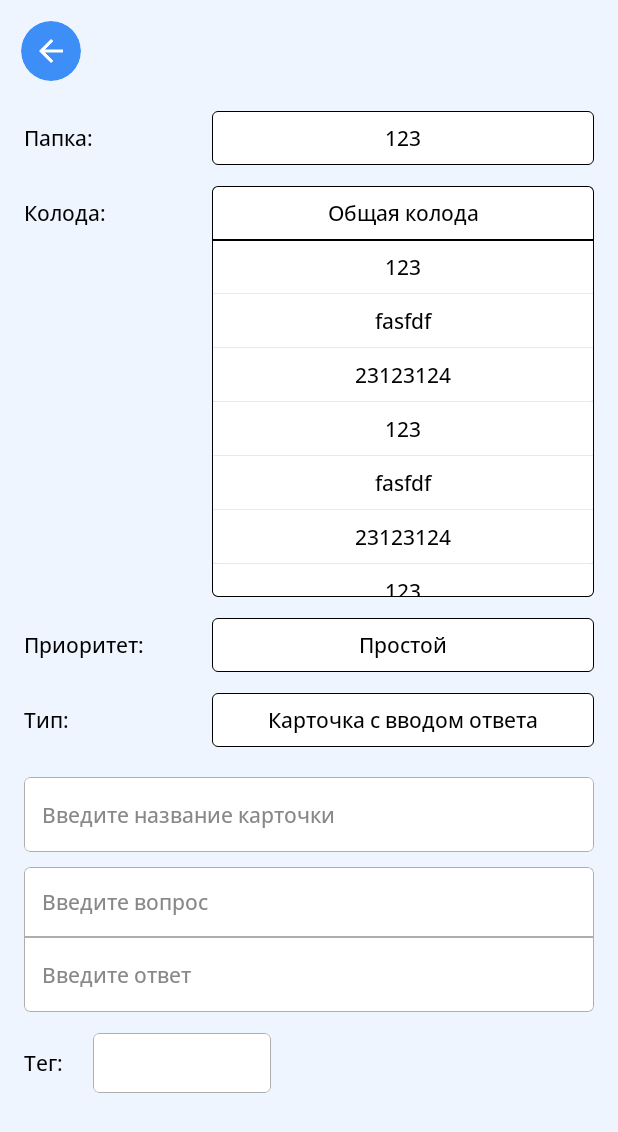
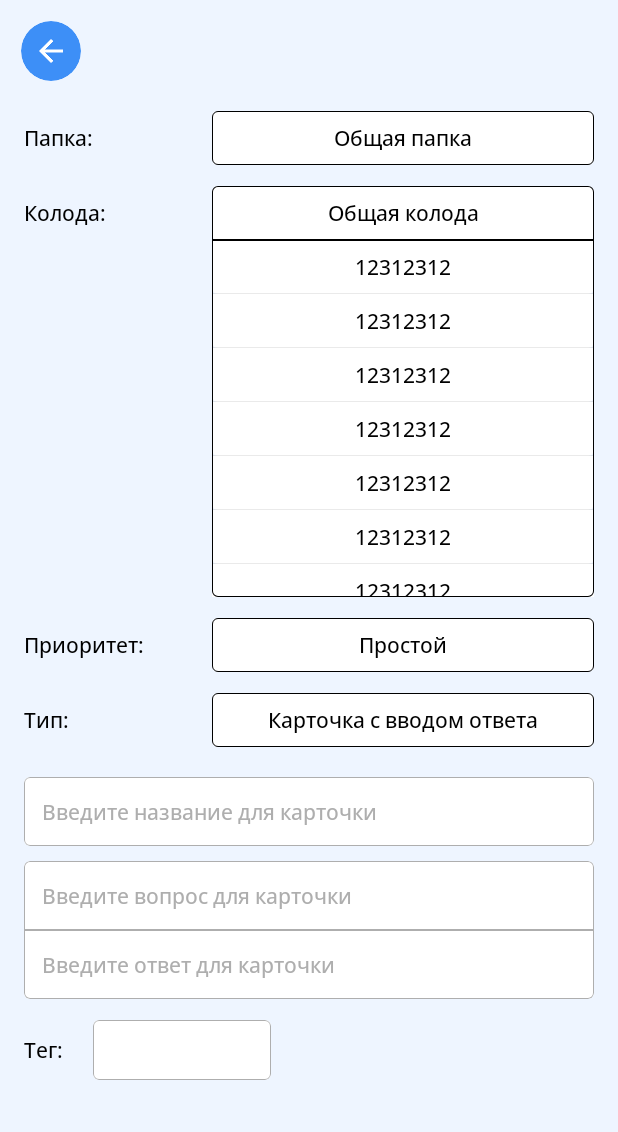
Before and after one commit to DenisFrolkov/mindeck-app, an Android app built with Jetpack Compose: the screen it shows after launch (MainActivity), after a tap on "Общая колода", on a phone screen of 412 x 824 dp. Shown: the top 1132 px of the screen. Run offline under Robolectric (Android 15) with nearby library versions, the phone set to English and light mode, and no system bars; 2 other taps on this screen came first.

Commit message:
Refactored and cleaned up code in DropdownSelector.

```diff
--- /dev/null
+++ b/presentation/src/main/java/com/mindeck/presentation/ui/components/dropdown_selector/DropdownAnimation.kt
@@ -0,0 +1,37 @@
+package com.mindeck.presentation.ui.components.dropdown_selector
+
+import androidx.compose.animation.core.animateDpAsState
+import androidx.compose.animation.core.animateFloatAsState
+import androidx.compose.animation.core.tween
+import androidx.compose.runtime.Composable
+import androidx.compose.runtime.getValue
+import androidx.compose.ui.unit.Dp
+import androidx.compose.ui.unit.dp
+
+@Composable
+fun animateDropdownWidth(targetHeight: Dp, animationDuration: Int): Dp {
+    val animetedHeightIn by animateDpAsState(
+        targetValue = targetHeight,
+        animationSpec = tween(durationMillis = animationDuration)
+    )
+    return animetedHeightIn
+}
+
+@Composable
+fun animateDropdownOffsetY(dropdownOffsetY: Dp, animationDuration: Int): Dp {
+    val animetedHeightIn by animateDpAsState(
+        targetValue = dropdownOffsetY,
+        animationSpec = tween(durationMillis = animationDuration)
+    )
+    return animetedHeightIn
+}
+
+@Composable
+fun animateDropdownAlpha(dropdownAlpha: Float, animationDuration: Int): Float {
+    val animetedAlpha by animateFloatAsState(
+        targetValue = dropdownAlpha,
+        animationSpec = tween(durationMillis = animationDuration)
+    )
+
+    return animetedAlpha
+}
--- a/presentation/src/main/java/com/mindeck/presentation/ui/components/dropdown_selector/DropdownMenu.kt
+++ b/presentation/src/main/java/com/mindeck/presentation/ui/components/dropdown_selector/DropdownMenu.kt
@@ -14,7 +14,6 @@ import androidx.compose.foundation.layout.heightIn
 import androidx.compose.foundation.layout.offset
 import androidx.compose.foundation.lazy.LazyColumn
 import androidx.compose.foundation.lazy.items
-import androidx.compose.foundation.lazy.rememberLazyListState
 import androidx.compose.foundation.shape.RoundedCornerShape
 import androidx.compose.material3.Text
 import androidx.compose.runtime.Composable
@@ -40,41 +39,25 @@ import com.mindeck.presentation.ui.theme.White
 
 @SuppressLint("UseOfNonLambdaOffsetOverload")
 @Composable
-fun DropDownMenu(
+fun DropdownMenu(
     modifier: Modifier,
     selectorItemList: List<String>,
     onStringClick: (String) -> Unit,
-    onClick: (Boolean) -> Unit
+    fontFamily: FontFamily,
+    dropdownState: DropdownState
 ) {
-    val maxVisibleItems = 7
-    val itemHeight = 36.dp
-    val lazyColumnMaxHeight = maxVisibleItems * itemHeight - 14.dp
-
-    var isVisible by remember { mutableStateOf(false) }
-
-    val animetedHeightIn by animateDpAsState(
-        targetValue = if (isVisible) lazyColumnMaxHeight else 0.dp,
-        animationSpec = tween(durationMillis = 50)
-    )
-    val offsetY by animateDpAsState(
-        targetValue = if (isVisible) 0.dp else 50.dp,
-        animationSpec = tween(durationMillis = 150)
-    )
-
-    val alpha by animateFloatAsState(
-        targetValue = if (isVisible) 1f else 0f,
-        animationSpec = tween(durationMillis = 150)
-    )
+    val animetedHeightIn = animateDropdownWidth(dropdownState.dropdownHeight, dropdownState.animationDuration)
+    val offsetY = animateDropdownOffsetY(dropdownState.dropdownOffsetY, dropdownState.animationDuration)
+    val alpha = animateDropdownAlpha(dropdownState.dropdownAlpha, dropdownState.animationDuration)
 
     LazyColumn(
         modifier = Modifier
             .fillMaxWidth()
-            .height(animetedHeightIn)
+            .heightIn(max = animetedHeightIn)
     ) {
         items(selectorItemList) {
-
             LaunchedEffect(it) {
-                isVisible = true
+                dropdownState.open()
             }
 
             Box(
@@ -104,15 +87,13 @@ fun DropDownMenu(
                         interactionSource = remember { MutableInteractionSource() },
                         indication = null
                     ) {
-                        onClick(true)
+                        dropdownState.reset()
                         onStringClick(it)
                     }
             ) {
                 Text(
                     it, style = TextStyle(
-                        fontSize = 14.sp, fontFamily = FontFamily(
-                            Font(R.font.opensans_medium)
-                        )
+                        fontSize = 14.sp, fontFamily = fontFamily
                     )
                 )
             }
--- a/presentation/src/main/java/com/mindeck/presentation/ui/components/dropdown_selector/DropdownSelector.kt
+++ b/presentation/src/main/java/com/mindeck/presentation/ui/components/dropdown_selector/DropdownSelector.kt
@@ -23,68 +23,56 @@ import androidx.compose.ui.Alignment
 import androidx.compose.ui.Modifier
 import androidx.compose.ui.graphics.Color
 import androidx.compose.ui.text.TextStyle
-import androidx.compose.ui.text.font.Font
 import androidx.compose.ui.text.font.FontFamily
 import androidx.compose.ui.unit.dp
 import androidx.compose.ui.unit.sp
-import com.mindeck.presentation.R
+import androidx.compose.ui.unit.times
+import com.mindeck.presentation.ui.components.dropdown_selector.DropdownState.Companion.ITEM_HEIGHT
+import com.mindeck.presentation.ui.components.dropdown_selector.DropdownState.Companion.MAX_VISIBLE_ITEMS
 import com.mindeck.presentation.ui.theme.White
 
 @Composable
-fun DropdownSelector(titleSelector: String, selectorItem: String, modifier: Modifier) {
+fun DropdownSelector(
+    titleSelector: String,
+    selectorItem: String,
+    selectorItemList: List<String> = listOf(
+        "12312312",
+        "12312312",
+        "12312312",
+        "12312312",
+        "12312312",
+        "12312312",
+        "12312312",
+        "12312312",
+        "12312312",
+        "12312312",
+        "12312312",
+        "12312312",
+        "12312312"
+    ),
+    modifier: Modifier,
+    fontFamily: FontFamily,
+) {
+    val dropdownState =
+        remember { DropdownState(expandedHeight = (MAX_VISIBLE_ITEMS * ITEM_HEIGHT.dp - 14.dp)) }
 
     var selectorItemMain by remember { mutableStateOf(selectorItem) }
-
-    var clickDropdown by remember { mutableStateOf(true) }
-
-    val selectorItemList = listOf(
-        "123",
-        "fasfdf",
-        "23123124",
-        "123",
-        "fasfdf",
-        "23123124",
-        "123",
-        "23123124",
-    )
 
     Row(
         verticalAlignment = Alignment.Top
     ) {
-        LabelDropdown(titleSelector)
-        Spacer(modifier = Modifier.width(5.dp))
-        Dropdown(modifier, clickDropdown, selectorItemMain, selectorItemList, onStringClick = { selectorItemMain = it }) {
-            clickDropdown = it
-        }
-    }
-}
-
-@Composable
-private fun LabelDropdown(titleSelector: String) {
         Box(
             modifier = Modifier
-            .padding(start = 0.dp, top = 8.5.dp)
+                .padding(top = 8.5.dp)
                 .width(120.dp)
         ) {
             Text(
                 titleSelector, style = TextStyle(
-                fontSize = 14.sp, fontFamily = FontFamily(
-                    Font(R.font.opensans_medium)
-                )
+                    fontSize = 14.sp, fontFamily = fontFamily
                 )
             )
         }
-}
-
-@Composable
-private fun Dropdown(
-    modifier: Modifier,
-    clickDropdown: Boolean,
-    selectorItem: String,
-    selectorItemList: List<String>,
-    onStringClick: (String) -> Unit,
-    onClick: (Boolean) -> Unit
-) {
+        Spacer(modifier = Modifier.width(5.dp))
         Column(modifier = Modifier.fillMaxWidth()) {
             Box(
                 contentAlignment = Alignment.Center,
@@ -95,27 +83,29 @@ private fun Dropdown(
                     .border(
                         width = 0.25.dp,
                         color = Color.Black,
-                    shape = (if (clickDropdown) RoundedCornerShape(4.dp) else RoundedCornerShape(
+                        shape = (if (dropdownState.isExpanded) RoundedCornerShape(
                             topStart = 4.dp,
                             topEnd = 4.dp,
-                    ))
+                        ) else RoundedCornerShape(4.dp))
                     )
                     .clickable(
                         interactionSource = remember { MutableInteractionSource() },
                         indication = null
                     ) {
-                    onClick(!clickDropdown)
+                        if (dropdownState.isExpanded) {
+                            dropdownState.reset()
+                        } else {
+                            dropdownState.open()
+                        }
                     }
             ) {
                 Text(
                     text = selectorItem, style = TextStyle(
-                    fontSize = 14.sp, fontFamily = FontFamily(
-                        Font(R.font.opensans_medium)
-                    )
+                        fontSize = 14.sp, fontFamily = fontFamily
                     )
                 )
             }
-        if (clickDropdown == false) {
+            if (dropdownState.isExpanded) {
                 Column(
                     modifier = Modifier.border(
                         width = 0.25.dp,
@@ -128,8 +118,15 @@ private fun Dropdown(
                         )
                     )
                 ) {
-                DropDownMenu(modifier, selectorItemList, onStringClick, onClick)
+                    DropdownMenu(
+                        modifier = modifier,
+                        selectorItemList = selectorItemList,
+                        onStringClick = { selectorItemMain = it },
+                        fontFamily = fontFamily,
+                        dropdownState = dropdownState
+                    )
                 }
             }
         }
     }
+}
--- /dev/null
+++ b/presentation/src/main/java/com/mindeck/presentation/ui/components/dropdown_selector/DropdownState.kt
@@ -0,0 +1,40 @@
+package com.mindeck.presentation.ui.components.dropdown_selector
+
+import androidx.compose.runtime.getValue
+import androidx.compose.runtime.mutableStateOf
+import androidx.compose.runtime.setValue
+import androidx.compose.ui.unit.Dp
+import androidx.compose.ui.unit.dp
+
+class DropdownState(
+    initialExpanded: Boolean = false,
+    private val expandedHeight: Dp,
+    private val animateOffsetY: Dp = 50.dp,
+    private val animateAlpha: Float = 1f,
+    val animationDuration: Int = 100
+) {
+    companion object {
+        const val ITEM_HEIGHT = 36
+        const val MAX_VISIBLE_ITEMS = 7
+    }
+
+    var isExpanded by mutableStateOf(initialExpanded)
+        private set
+
+    val dropdownHeight: Dp
+        get() = if (isExpanded) expandedHeight else 0.dp
+
+    val dropdownOffsetY: Dp
+        get() = if (isExpanded) 0.dp else animateOffsetY
+
+    val dropdownAlpha: Float
+        get() = if (isExpanded) animateAlpha else 0f
+
+    fun open() {
+        isExpanded = true
+    }
+
+    fun reset() {
+        isExpanded = false
+    }
+}
--- a/presentation/src/main/java/com/mindeck/presentation/ui/components/textfields/CardInputField.kt
+++ b/presentation/src/main/java/com/mindeck/presentation/ui/components/textfields/CardInputField.kt
@@ -1,22 +1,30 @@
 package com.mindeck.presentation.ui.components.textfields
 
+import android.annotation.SuppressLint
+import androidx.annotation.StringRes
 import androidx.compose.foundation.text.BasicTextField
 import androidx.compose.material3.Text
 import androidx.compose.runtime.Composable
 import androidx.compose.ui.Modifier
 import androidx.compose.ui.graphics.Color
 import androidx.compose.ui.text.TextStyle
-import androidx.compose.ui.text.font.Font
 import androidx.compose.ui.text.font.FontFamily
+import androidx.compose.ui.unit.TextUnit
 import androidx.compose.ui.unit.sp
+import com.mindeck.presentation.ui.theme.Black
+import com.mindeck.presentation.ui.theme.MediumGray
 
 @Composable
 fun CardInputField(
+    placeholder: String,
     value: String,
     onValueChange: (String) -> Unit,
-    placeholder: String,
-    modifier: Modifier,
-    fontFamily: Int
+    fontFamily: FontFamily,
+    textFontSize: TextUnit = 14.sp,
+    placeholderFontSize: TextUnit = 14.sp,
+    textColor: Color = Black,
+    placeholderColor: Color = MediumGray,
+    modifier: Modifier
 ) {
     BasicTextField(
         value = value,
@@ -24,19 +32,19 @@ fun CardInputField(
             onValueChange(it)
         },
         textStyle = TextStyle(
-            fontSize = 14.sp,
-            color = Color.Black,
-            fontFamily = FontFamily(Font(fontFamily)),
+            fontSize = textFontSize,
+            color = textColor,
+            fontFamily = fontFamily,
         ),
         singleLine = false,
         decorationBox = { it ->
             if (value.isEmpty()) {
                 Text(
                     text = placeholder,
-                    color = Color.Gray,
+                    color = placeholderColor,
                     style = TextStyle(
-                        fontSize = 14.sp,
-                        fontFamily = FontFamily(Font(fontFamily))
+                        fontSize = placeholderFontSize,
+                        fontFamily = fontFamily
                     )
                 )
             }
--- a/presentation/src/main/java/com/mindeck/presentation/ui/components/textfields/TegInputField.kt
+++ b/presentation/src/main/java/com/mindeck/presentation/ui/components/textfields/TegInputField.kt
@@ -1,5 +1,8 @@
 package com.mindeck.presentation.ui.components.textfields
 
+import android.annotation.SuppressLint
+import androidx.annotation.DrawableRes
+import androidx.annotation.StringRes
 import androidx.compose.foundation.layout.Row
 import androidx.compose.foundation.layout.Spacer
 import androidx.compose.foundation.layout.width
@@ -18,8 +21,8 @@ import com.mindeck.presentation.ui.theme.Black
 
 @Composable
 fun TegInputField(
+    titleTextInput: String,
     value: String,
-    titleTextInput: String,
     onValueChange: (String) -> Unit,
     modifier: Modifier,
     fontFamily: FontFamily,
--- a/presentation/src/main/java/com/mindeck/presentation/ui/components/textfields/TitleCardInputField.kt
+++ b/presentation/src/main/java/com/mindeck/presentation/ui/components/textfields/TitleCardInputField.kt
@@ -8,15 +8,22 @@ import androidx.compose.ui.graphics.Color
 import androidx.compose.ui.text.TextStyle
 import androidx.compose.ui.text.font.Font
 import androidx.compose.ui.text.font.FontFamily
+import androidx.compose.ui.unit.TextUnit
 import androidx.compose.ui.unit.sp
+import com.mindeck.presentation.ui.theme.Black
+import com.mindeck.presentation.ui.theme.MediumGray
 
 @Composable
 fun TitleInputField(
+    placeholder: String,
     value: String,
     onValueChange: (String) -> Unit,
-    placeholder: String,
+    fontFamily: FontFamily,
+    textFontSize: TextUnit = 14.sp,
+    placeholderFontSize: TextUnit = 14.sp,
+    textColor: Color = Black,
+    placeholderColor: Color = MediumGray,
     modifier: Modifier,
-    fontFamily: Int
 ) {
     BasicTextField(
         value = value,
@@ -24,19 +31,19 @@ fun TitleInputField(
             onValueChange(it)
         },
         textStyle = TextStyle(
-            fontSize = 14.sp,
-            color = Color.Black,
-            fontFamily = FontFamily(Font(fontFamily))
+            fontSize = textFontSize,
+            color = textColor,
+            fontFamily = fontFamily
         ),
         singleLine = true,
         decorationBox = { it ->
             if (value.isEmpty()) {
                 Text(
                     text = placeholder,
-                    color = Color.Gray,
+                    color = placeholderColor,
                     style = TextStyle(
-                        fontSize = 14.sp,
-                        fontFamily = FontFamily(Font(fontFamily))
+                        fontSize = placeholderFontSize,
+                        fontFamily = fontFamily
                     )
                 )
             }
--- a/presentation/src/main/java/com/mindeck/presentation/ui/screens/CreationCardScreen.kt
+++ b/presentation/src/main/java/com/mindeck/presentation/ui/screens/CreationCardScreen.kt
@@ -18,13 +18,12 @@ import androidx.compose.foundation.shape.RoundedCornerShape
 import androidx.compose.runtime.Composable
 import androidx.compose.runtime.getValue
 import androidx.compose.runtime.mutableStateOf
-import androidx.compose.runtime.remember
 import androidx.compose.runtime.saveable.rememberSaveable
 import androidx.compose.runtime.setValue
 import androidx.compose.ui.Alignment
 import androidx.compose.ui.Modifier
 import androidx.compose.ui.draw.clip
-import androidx.compose.ui.layout.onSizeChanged
+import androidx.compose.ui.res.stringResource
 import androidx.compose.ui.text.font.Font
 import androidx.compose.ui.text.font.FontFamily
 import androidx.compose.ui.unit.dp
@@ -49,6 +48,7 @@ fun CreationCardScreen() {
     var tagInputValue by rememberSaveable { mutableStateOf("") }
 
     val maxHeight = 200.dp
+    val minHeight = 46.dp
 
     Column(
         modifier = Modifier
@@ -59,43 +59,36 @@ fun CreationCardScreen() {
         BackScreenButton()
         Spacer(modifier = Modifier.height(20.dp))
         Column(modifier = Modifier.padding(horizontal = 16.dp)) {
-            DropdownSelector(titleSelector = "Папка:", "Общая папка", modifier = Modifier)
-            Spacer(modifier = Modifier.height(height = 14.dp))
-            DropdownSelector(titleSelector = "Колода:", "Общая колода", modifier = Modifier)
-            Spacer(modifier = Modifier.height(height = 14.dp))
-            DropdownSelector(titleSelector = "Приоритет:", "Простой", modifier = Modifier)
-            Spacer(modifier = Modifier.height(height = 14.dp))
-            DropdownSelector(
-                titleSelector = "Тип:",
-                "Карточка с вводом ответа",
-                modifier = Modifier
-            )
+            DropdownSelectors(fontFamily = FontFamily(Font(R.font.opensans_medium)))
+
             Spacer(modifier = Modifier.height(height = 20.dp))
+
             TitleInputField(
+                placeholder = stringResource(R.string.enter_name_for_card),
                 value = titleInputFieldValue,
                 onValueChange = { titleInputFieldValue = it },
-                placeholder = "Введите название карточки",
+                fontFamily = FontFamily(Font(R.font.opensans_medium)),
                 modifier = Modifier
                     .fillMaxWidth()
                     .clip(shape = RoundedCornerShape(4.dp))
                     .background(
                         White
                     )
-                    .height(50.dp)
                     .border(
                         width = 0.25.dp,
                         color = MediumGray,
                         shape = RoundedCornerShape(4.dp)
                     )
+                    .padding(start = 12.dp)
+                    .heightIn(min = minHeight)
                     .wrapContentSize(Alignment.CenterStart)
-                    .padding(start = 12.dp),
-                fontFamily = R.font.opensans_medium
             )
             Spacer(modifier = Modifier.height(height = 10.dp))
             CardInputField(
+                placeholder = stringResource(R.string.enter_question_for_card),
                 value = cardInputQuestionValue,
                 onValueChange = { cardInputQuestionValue = it },
-                placeholder = "Введите вопрос",
+                fontFamily = FontFamily(Font(R.font.opensans_medium)),
                 modifier = Modifier
                     .fillMaxWidth()
                     .clip(shape = RoundedCornerShape(topStart = 4.dp, topEnd = 4.dp))
@@ -107,43 +100,40 @@ fun CreationCardScreen() {
                         color = MediumGray,
                         shape = RoundedCornerShape(topStart = 4.dp, topEnd = 4.dp)
                     )
-                    .padding(start = 12.dp, top = 14.dp, bottom = 14.dp)
-                    .heightIn(max = maxHeight),
-                fontFamily = R.font.opensans_medium
+                    .padding(start = 12.dp)
+                    .heightIn(min = minHeight, max = maxHeight)
+                    .wrapContentSize(Alignment.CenterStart)
             )
             CardInputField(
+                placeholder = stringResource(R.string.enter_answer_for_card),
                 value = cardInputAnswerValue,
                 onValueChange = { cardInputAnswerValue = it },
-                placeholder = "Введите ответ",
+                fontFamily = FontFamily(Font(R.font.opensans_medium)),
                 modifier = Modifier
                     .fillMaxWidth()
                     .clip(shape = RoundedCornerShape(bottomStart = 4.dp, bottomEnd = 4.dp))
                     .background(
                         White
                     )
-                    .height(50.dp)
                     .border(
                         width = 0.25.dp,
                         color = MediumGray,
                         shape = RoundedCornerShape(bottomStart = 4.dp, bottomEnd = 4.dp)
                     )
+                    .padding(start = 12.dp)
+                    .heightIn(min = minHeight, max = maxHeight)
                     .wrapContentSize(Alignment.CenterStart)
-                    .padding(start = 12.dp)
-                    .heightIn(max = maxHeight),
-                fontFamily = R.font.opensans_medium
             )
             Spacer(modifier = Modifier.height(height = 14.dp))
             TegInputField(
+                titleTextInput = stringResource(R.string.text_teg_input_field),
                 value = tagInputValue,
                 onValueChange = {
                     tagInputValue = it
                 },
-                titleTextInput = "Тег:",
                 modifier = Modifier
                     .clip(shape = RoundedCornerShape(4.dp))
-                    .background(
-                        White
-                    )
+                    .background(White)
                     .height(40.dp)
                     .border(
                         width = 0.25.dp,
@@ -157,3 +147,26 @@ fun CreationCardScreen() {
         }
     }
 }
+
+@Composable
+private fun DropdownSelectors(
+    fontFamily: FontFamily
+) {
+    DropdownSelector(titleSelector = "Папка:", "Общая папка", modifier = Modifier, fontFamily = fontFamily)
+    Spacer(modifier = Modifier.height(height = 14.dp))
+    DropdownSelector(titleSelector = "Колода:", "Общая колода", modifier = Modifier, fontFamily = fontFamily)
+    Spacer(modifier = Modifier.height(height = 14.dp))
+    DropdownSelector(
+        titleSelector = stringResource(R.string.text_priority_dropdown_selector),
+        "Простой",
+        modifier = Modifier,
+        fontFamily = fontFamily
+    )
+    Spacer(modifier = Modifier.height(height = 14.dp))
+    DropdownSelector(
+        titleSelector = stringResource(R.string.text_tape_dropdown_selector),
+        "Карточка с вводом ответа",
+        modifier = Modifier,
+        fontFamily = fontFamily
+    )
+}
--- /dev/null
+++ b/presentation/src/main/res/values/strings.xml
@@ -0,0 +1,9 @@
+<?xml version="1.0" encoding="utf-8"?>
+<resources>
+    <string name="text_priority_dropdown_selector">Приоритет:</string>
+    <string name="text_tape_dropdown_selector">Тип:</string>
+    <string name="enter_name_for_card">Введите название для карточки</string>
+    <string name="enter_question_for_card">Введите вопрос для карточки</string>
+    <string name="enter_answer_for_card">Введите ответ для карточки</string>
+    <string name="text_teg_input_field">Тег:</string>
+</resources>
```
Lines whose indentation alone changed are shown as unchanged.
